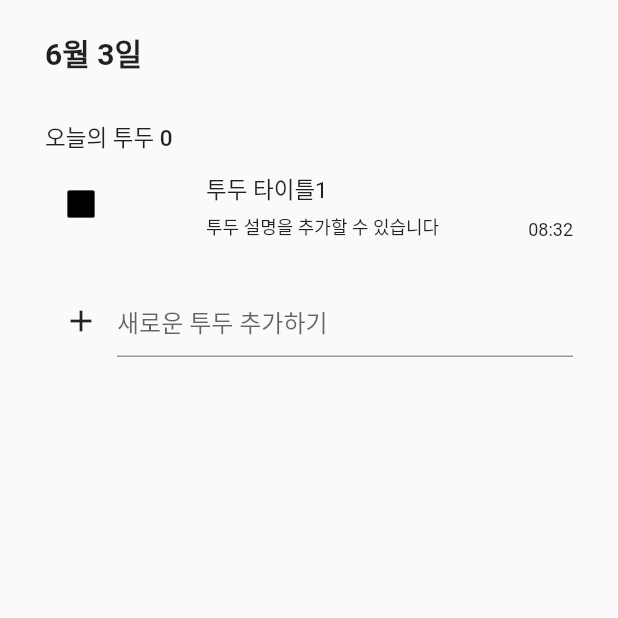
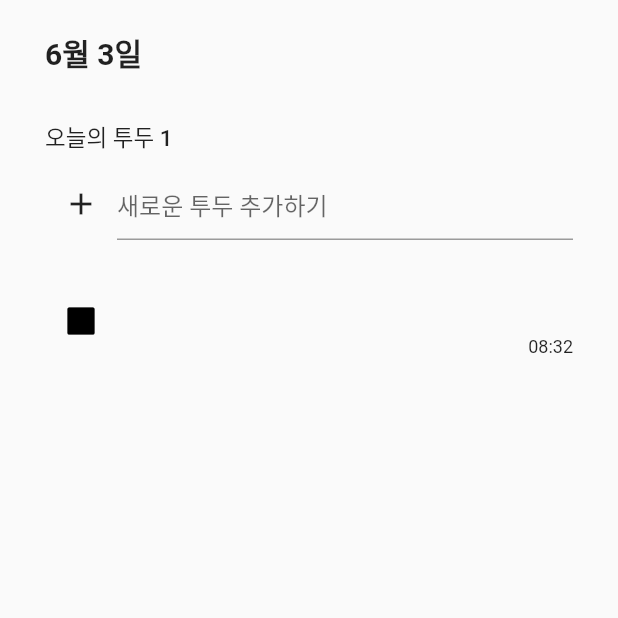
Before and after one commit to chepchep2/flutterTodo, a Flutter app: the screen it shows after launch, after a tap on the "add" icon, on a phone screen of 412 x 824 dp, the top half of it. Run offline on Flutter 3.47's test engine with Material 2 defaults, Android fonts, the phone set to English and light mode, and no system bars.

Commit message:
list 추가 및 카운트 갯수 추가는 가능

```diff
--- a/todotable/lib/component/main_list.dart
+++ b/todotable/lib/component/main_list.dart
@@ -1,32 +1,29 @@
 import 'package:flutter/material.dart';
-import 'package:todotable/component/main_header.dart';
 
 class MainList extends StatefulWidget {
-  const MainList({super.key});
+  final DateTime? todayDate;
+  final int? count;
+  const MainList({
+    @required this.todayDate,
+    @required this.count,
+    Key? key,
+  }) : super(key: key);
 
   @override
   State<MainList> createState() => _MainListState();
 }
 
-class Todo {
-  final String title;
-  final String description;
-
-  Todo({required this.title, required this.description});
-}
-
 class _MainListState extends State<MainList> {
+  List<String> todos = [];
   final _textController = TextEditingController();
 
-  void _handleSubmitted(String text) {
-    print(text);
+  void _handleSubmitted() {
+    setState(() {
+      String newTodo = _textController.text;
+      todos.add(newTodo);
+      _textController.clear();
+    });
   }
-
-  String title = "";
-  String description = "";
-  List<String> todos = [];
-  List<String> todoList = ["투두 타이틀0", "투두 타이틀1", "투두 타이틀2"];
-  List<String> descriptionList = ["투두 설명을 추가할 수 있습니다"];
 
   DateTime todayDate = DateTime.now();
 
@@ -36,41 +33,80 @@ class _MainListState extends State<MainList> {
   Widget build(BuildContext context) {
     return Padding(
       padding: const EdgeInsets.symmetric(horizontal: 30, vertical: 20),
-      child: ListView.builder(
-        itemCount: 1,
-        itemBuilder: (context, index) {
-          return Expanded(
       child: Column(
         crossAxisAlignment: CrossAxisAlignment.start,
         children: [
-                MainHeader(todayDate: todayDate, count: 0),
+          Text(
+            "${todayDate.month}월 ${todayDate.day}일",
+            style: const TextStyle(
+              fontSize: 20,
+              fontWeight: FontWeight.w600,
+            ),
+          ),
+          const SizedBox(
+            height: 30,
+          ),
+          Text(
+            "오늘의 투두 ${todos.length}",
+            style: const TextStyle(fontSize: 15, fontWeight: FontWeight.w500),
+          ),
+          const SizedBox(
+            height: 10,
+          ),
+          Row(
+            children: [
+              Container(
+                child: IconButton(
+                  onPressed: () => _handleSubmitted(),
+                  icon: const Icon(Icons.add),
+                ),
+              ),
+              Expanded(
+                child: TextField(
+                  controller: _textController,
+                  decoration: const InputDecoration(hintText: "새로운 투두 추가하기"),
+                ),
+              ),
+            ],
+          ),
+          const SizedBox(height: 30),
+          Expanded(
+            child: ListView.builder(
+              itemCount: todos.length + 2,
+              itemBuilder: (context, index) {
+                if (index == 0) {
+                  return const SizedBox.shrink();
+                } else if (index == 1) {
+                  return const SizedBox.shrink();
+                } else {
+                  final todo = todos[index - 2];
+                  return Column(
+                    crossAxisAlignment: CrossAxisAlignment.start,
+                    children: [
                       Row(
                         crossAxisAlignment: CrossAxisAlignment.end,
                         mainAxisAlignment: MainAxisAlignment.spaceBetween,
                         children: [
                           Checkbox(
-                      fillColor: const MaterialStatePropertyAll(Colors.black),
+                            fillColor:
+                                const MaterialStatePropertyAll(Colors.black),
                             value: isChecked,
                             onChanged: (value) {
-                        setState(
-                          () {
+                              setState(() {
                                 isChecked = value;
-                          },
-                        );
+                              });
                             },
                           ),
                           Column(
                             crossAxisAlignment: CrossAxisAlignment.start,
                             children: [
                               Text(
-                          todoList[1],
+                                todo,
                                 style: const TextStyle(fontSize: 15),
                               ),
-                        const SizedBox(
-                          height: 5,
-                        ),
+                              const SizedBox(height: 5),
                               Text(
-                          descriptionList[0],
+                                todo,
                                 style: const TextStyle(fontSize: 12),
                               ),
                             ],
@@ -81,38 +117,15 @@ class _MainListState extends State<MainList> {
                           ),
                         ],
                       ),
-                const SizedBox(
-                  height: 30,
-                ),
-                // const MainBottom(),
-                Container(
-                  child: Row(
-                    children: [
-                      Container(
-                        child: IconButton(
-                            onPressed: () => todos.add(title),
-                            icon: const Icon(Icons.add)),
-                      ),
-                      Expanded(
-                        child: TextField(
-                          controller: _textController,
-                          onChanged: (value) {
-                            setState(() {
-                              title = value;
-                            });
+                      const SizedBox(height: 30),
+                    ],
+                  );
+                }
               },
-                          decoration:
-                              const InputDecoration(hintText: "새로운 투두 추가하기"),
             ),
           ),
         ],
       ),
-                )
-              ],
-            ),
-          );
-        },
-      ),
     );
   }
 }
--- a/todotable/lib/main.dart
+++ b/todotable/lib/main.dart
@@ -3,6 +3,8 @@ import 'package:todotable/screen/home_screen.dart';
 
 void main() {
   runApp(
-    const MaterialApp(home: HomeScreen()),
+    const MaterialApp(
+      home: HomeScreen(),
+    ),
   );
 }
```
Also changed, not shown: todotable/lib/component/main_todo.dart (+37 -0 lines). Lines whose indentation alone changed are shown as unchanged.
